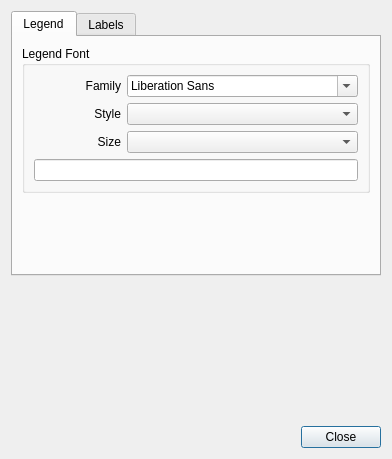
Qt form sconcho/gui/ui/preferencesDialog.ui (haskelladdict/sconcho) before a commit.
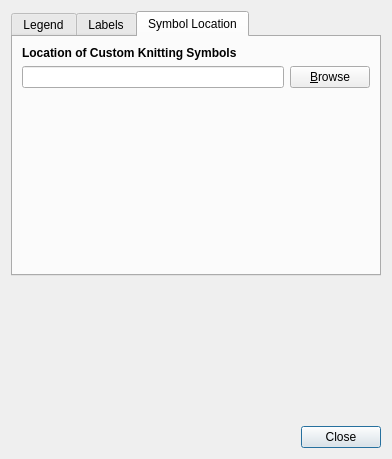
The same form after that commit. The open tabs and pages were chosen to show the change.

Commit message: Allow to change custom symbol path in preferences.

Diff of the .ui file:
```diff
--- a/sconcho/gui/ui/preferencesDialog.ui
+++ b/sconcho/gui/ui/preferencesDialog.ui
@@ -186,6 +186,54 @@
        </item>
       </layout>
      </widget>
+     <widget class="QWidget" name="tab">
+      <attribute name="title">
+       <string>Symbol Location</string>
+      </attribute>
+      <layout class="QVBoxLayout" name="verticalLayout_6">
+       <item>
+        <widget class="QLabel" name="label_4">
+         <property name="text">
+          <string>&lt;!DOCTYPE HTML PUBLIC &quot;-//W3C//DTD HTML 4.0//EN&quot; &quot;http://www.w3.org/TR/REC-html40/strict.dtd&quot;&gt;
+&lt;html&gt;&lt;head&gt;&lt;meta name=&quot;qrichtext&quot; content=&quot;1&quot; /&gt;&lt;style type=&quot;text/css&quot;&gt;
+p, li { white-space: pre-wrap; }
+&lt;/style&gt;&lt;/head&gt;&lt;body style=&quot; font-family:'Sans Serif'; font-size:9pt; font-weight:400; font-style:normal;&quot;&gt;
+&lt;p style=&quot; margin-top:0px; margin-bottom:0px; margin-left:0px; margin-right:0px; -qt-block-indent:0; text-indent:0px;&quot;&gt;&lt;span style=&quot; font-weight:600;&quot;&gt;Location of Custom Knitting Symbols&lt;/span&gt;&lt;/p&gt;&lt;/body&gt;&lt;/html&gt;</string>
+         </property>
+        </widget>
+       </item>
+       <item>
+        <layout class="QHBoxLayout" name="horizontalLayout_2">
+         <item>
+          <widget class="QLineEdit" name="customSymbolPathEdit"/>
+         </item>
+         <item>
+          <widget class="QPushButton" name="customSymbolPathButton">
+           <property name="text">
+            <string>&amp;Browse</string>
+           </property>
+           <property name="autoDefault">
+            <bool>false</bool>
+           </property>
+          </widget>
+         </item>
+        </layout>
+       </item>
+       <item>
+        <spacer name="verticalSpacer_3">
+         <property name="orientation">
+          <enum>Qt::Vertical</enum>
+         </property>
+         <property name="sizeHint" stdset="0">
+          <size>
+           <width>20</width>
+           <height>185</height>
+          </size>
+         </property>
+        </spacer>
+       </item>
+      </layout>
+     </widget>
     </widget>
    </item>
    <item>
```
The commit also changes 16 other files.
